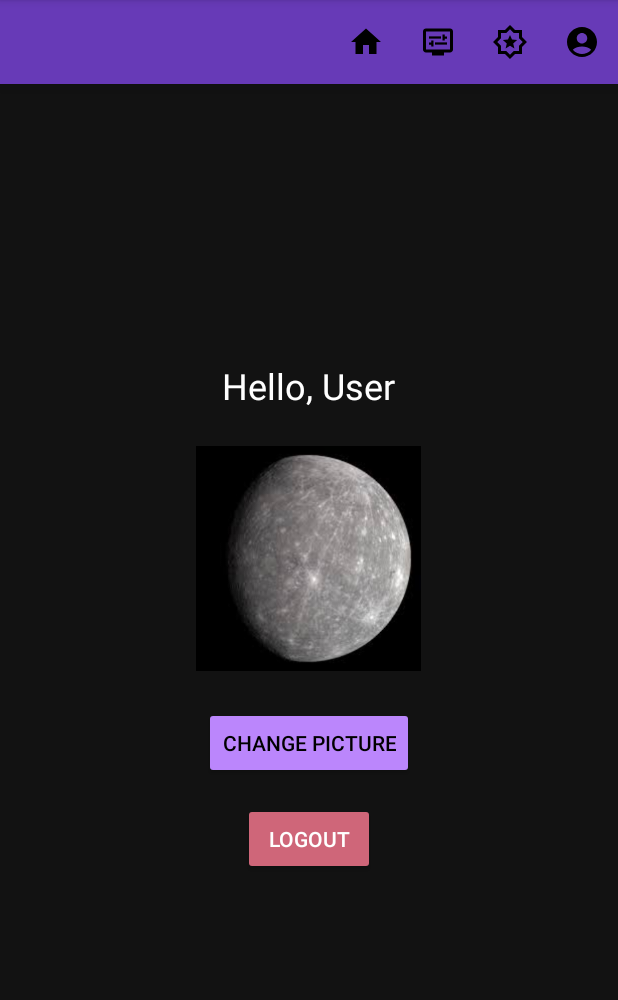
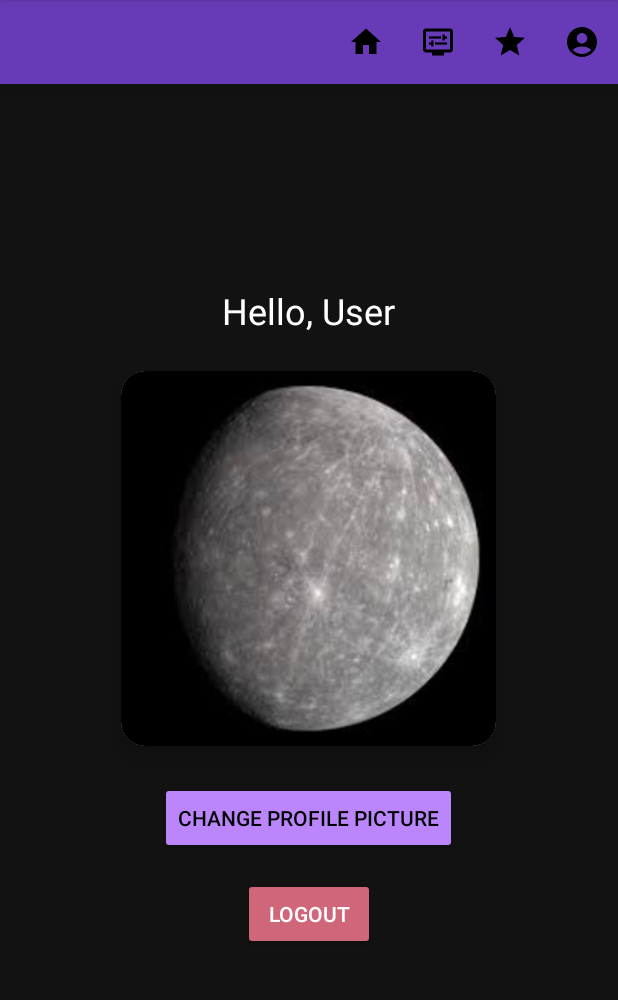
Before and after one commit to kertyn1/Interstellar, an Android app: the ProfileActivity screen opened directly, with no data from a screen before it, on a phone screen of 412 x 824 dp, the part 84-1084 px from its top. Run offline under Robolectric (Android 15) with nearby library versions, the phone set to English and light mode, and no system bars; our stand-ins replace Firebase (no records; nobody signed in at launch, a user with empty details on screens opened directly).

Commit message:
finished it, change the style and add a bit more things when have time

```diff
--- a/app/src/main/java/com/example/myapplication/APODClient.java
+++ b/app/src/main/java/com/example/myapplication/APODClient.java
@@ -1,5 +1,5 @@
 package com.example.myapplication;
-import android.util.Log;
+
 import retrofit2.Call;
 import retrofit2.Callback;
 import retrofit2.Response;
--- a/app/src/main/java/com/example/myapplication/Activities/LoginActivity.java
+++ b/app/src/main/java/com/example/myapplication/Activities/LoginActivity.java
@@ -123,6 +123,7 @@ public class LoginActivity extends AppCompatActivity {
                                                 //saves user in SharedPreferences
                                                 SharedPreferences sharedPreferences = getSharedPreferences("UserPrefs", MODE_PRIVATE);
                                                 SharedPreferences.Editor editor = sharedPreferences.edit();
+                                                editor.putBoolean("isLoggedIn", true);
                                                 editor.putString("username", username);
                                                 editor.apply();
                                                 // Redirect to HomeActivity
--- /dev/null
+++ b/app/src/main/res/drawable/baseline_star.xml
@@ -0,0 +1,6 @@
+<?xml version="1.0" encoding="utf-8"?>
+<vector xmlns:android="http://schemas.android.com/apk/res/android" android:height="24dp" android:tint="#000" android:viewportHeight="24" android:viewportWidth="24" android:width="24dp">
+
+    <path android:fillColor="@android:color/white" android:pathData="M12,17.27L18.18,21l-1.64,-7.03L22,9.24l-7.19,-0.61L12,2 9.19,8.63 2,9.24l5.46,4.73L5.82,21z"/>
+
+</vector>
--- a/app/src/main/res/drawable/ic_register.xml
+++ /dev/null
@@ -1,5 +0,0 @@
-<vector xmlns:android="http://schemas.android.com/apk/res/android" android:height="24dp" android:tint="#000000" android:viewportHeight="24" android:viewportWidth="24" android:width="24dp">
-
-    <path android:fillColor="@android:color/white" android:pathData="M18,9V7h-2V2.84C14.77,2.3 13.42,2 11.99,2C6.47,2 2,6.48 2,12s4.47,10 9.99,10C17.52,22 22,17.52 22,12c0,-1.05 -0.17,-2.05 -0.47,-3H18zM15.5,8C16.33,8 17,8.67 17,9.5S16.33,11 15.5,11S14,10.33 14,9.5S14.67,8 15.5,8zM8.5,8C9.33,8 10,8.67 10,9.5S9.33,11 8.5,11S7,10.33 7,9.5S7.67,8 8.5,8zM12,17.5c-2.33,0 -4.31,-1.46 -5.11,-3.5h10.22C16.31,16.04 14.33,17.5 12,17.5zM22,3h2v2h-2v2h-2V5h-2V3h2V1h2V3z"/>
-
-</vector>
--- a/app/src/main/res/drawable/outline_award_star_24.xml
+++ /dev/null
@@ -1,5 +0,0 @@
-<vector xmlns:android="http://schemas.android.com/apk/res/android" android:height="24dp" android:tint="#000000" android:viewportHeight="960" android:viewportWidth="960" android:width="24dp">
-
-    <path android:fillColor="@android:color/white" android:pathData="M363,650L480,579L597,650L566,517L670,427L533,416L480,290L427,416L290,427L394,517L363,650ZM480,932L346,800L160,800L160,614L28,480L160,346L160,160L346,160L480,28L614,160L800,160L800,346L932,480L800,614L800,800L614,800L480,932ZM480,820L580,720L720,720L720,580L820,480L720,380L720,240L580,240L480,140L380,240L240,240L240,380L140,480L240,580L240,720L380,720L480,820ZM480,480Q480,480 480,480Q480,480 480,480Q480,480 480,480Q480,480 480,480Q480,480 480,480Q480,480 480,480Q480,480 480,480Q480,480 480,480Z"/>
-
-</vector>
--- a/app/src/main/res/drawable/rounded_button.xml
+++ /dev/null
@@ -1,6 +0,0 @@
-<shape xmlns:android="http://schemas.android.com/apk/res/android" android:shape="rectangle">
-    <corners android:radius="30dp"/>
-    <solid android:color="#673AB7"/>
-    <padding android:left="16dp" android:right="16dp" android:top="12dp" android:bottom="12dp"/>
-    <shadow android:color="#8000FF" android:radius="12dp"/>
-</shape>
--- a/app/src/main/res/layout/activity_profile.xml
+++ b/app/src/main/res/layout/activity_profile.xml
@@ -1,7 +1,9 @@
 <?xml version="1.0" encoding="utf-8"?>
 <androidx.coordinatorlayout.widget.CoordinatorLayout xmlns:android="http://schemas.android.com/apk/res/android"
+    xmlns:app="http://schemas.android.com/apk/res-auto"
     android:layout_width="match_parent"
     android:layout_height="match_parent"
+
     android:background="#121212">
 
     <!-- Toolbar -->
@@ -34,16 +36,25 @@
             android:layout_height="wrap_content"
             android:layout_marginBottom="24dp" />
 
-        <ImageView
-            android:id="@+id/imgProfile"
-            android:layout_width="150dp"
-            android:layout_height="150dp"
-            android:src="@drawable/earth"
-            android:layout_marginBottom="24dp" />
+        <!-- Planet Image inside a Card -->
+        <androidx.cardview.widget.CardView
+            android:layout_width="250dp"
+            android:layout_height="250dp"
+            app:cardCornerRadius="16dp"
+            app:cardElevation="8dp"
+            android:layout_marginBottom="24dp">
+
+            <ImageView
+                android:id="@+id/imgProfile"
+                android:layout_width="match_parent"
+                android:layout_height="match_parent"
+                android:scaleType="centerCrop"
+                android:src="@drawable/earth" />
+        </androidx.cardview.widget.CardView>
 
         <Button
             android:id="@+id/btnChangePic"
-            android:text="Change Picture"
+            android:text="Change Profile Picture"
             android:backgroundTint="#BB86FC"
             android:textColor="#000000"
             android:layout_width="wrap_content"
--- a/app/src/main/res/menu/tool_bar_menu.xml
+++ b/app/src/main/res/menu/tool_bar_menu.xml
@@ -15,7 +15,7 @@
 
     <item
         android:id="@+id/action_solar"
-        android:icon="@drawable/outline_award_star_24"
+        android:icon="@drawable/baseline_star"
         android:title="Solar"
         app:showAsAction="always"/>
 
```
Also changed, not shown: app/src/main/java/com/example/myapplication/Activities/ProfileActivity.java (+11 -1 lines), app/src/main/java/com/example/myapplication/Activities/SplashActivity.java (+18 -7 lines), app/src/main/res/drawable/gradient_background_log.xml (deleted, +0 -8 lines).
